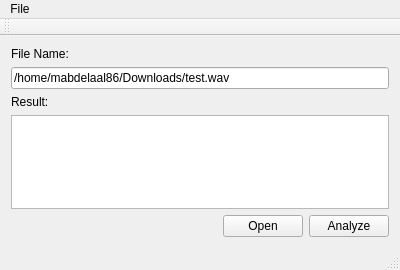
First picture: the form in mainwindow.ui, repository Gawhary/VoiceGenderRecognition, before the edit.
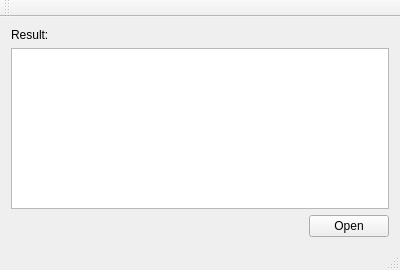
Second picture: the form after the edit.

What changed in the file:
```diff
--- a/mainwindow.ui
+++ b/mainwindow.ui
@@ -15,20 +15,6 @@
   </property>
   <widget class="QWidget" name="centralWidget">
    <layout class="QVBoxLayout" name="verticalLayout">
-    <item>
-     <widget class="QLabel" name="fileNameLabel">
-      <property name="text">
-       <string>File Name:</string>
-      </property>
-     </widget>
-    </item>
-    <item>
-     <widget class="QLineEdit" name="fileNameEdit">
-      <property name="text">
-       <string>/home/mabdelaal86/Downloads/test.wav</string>
-      </property>
-     </widget>
-    </item>
     <item>
      <widget class="QLabel" name="resultLabel">
       <property name="text">
@@ -61,35 +47,10 @@
         </property>
        </widget>
       </item>
-      <item>
-       <widget class="QPushButton" name="analyzeButton">
-        <property name="text">
-         <string>Analyze</string>
-        </property>
-       </widget>
-      </item>
      </layout>
     </item>
    </layout>
   </widget>
-  <widget class="QMenuBar" name="menuBar">
-   <property name="geometry">
-    <rect>
-     <x>0</x>
-     <y>0</y>
-     <width>400</width>
-     <height>25</height>
-    </rect>
-   </property>
-   <widget class="QMenu" name="menuFile">
-    <property name="title">
-     <string>File</string>
-    </property>
-    <addaction name="actionOpen"/>
-    <addaction name="actionAnalyze"/>
-   </widget>
-   <addaction name="menuFile"/>
-  </widget>
   <widget class="QToolBar" name="mainToolBar">
    <attribute name="toolBarArea">
     <enum>TopToolBarArea</enum>
```
